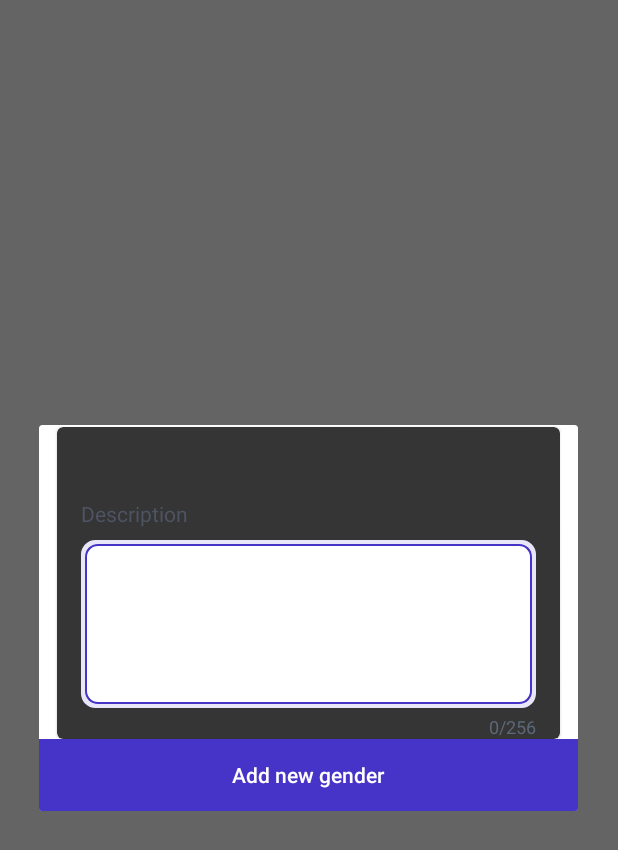
After one commit to oscarB1nar10/Library, an Android app: the fragment AddGenderDialogFragment shown on its own in the app's theme, on a phone screen of 412 x 824 dp. The commit adds this screen. Shown: the top 850 px of the screen. Run offline under Robolectric (Android 15) with nearby library versions, the phone set to English and light mode, and no system bars; Roboto replaces fonts that are not available here; 2 statements that could not run were skipped.

Commit message:
Gender fragment and gender dialog preview

```diff
--- a/app/src/main/java/com/example/library/di/main/MainViewModelsModule.kt
+++ b/app/src/main/java/com/example/library/di/main/MainViewModelsModule.kt
@@ -2,6 +2,7 @@ package com.example.library.di.main
 
 import androidx.lifecycle.ViewModel
 import com.example.library.ui.add_books.AddBookViewModel
+import com.example.library.ui.book_gender.BookGenderViewModel
 import dagger.Binds
 import dagger.Module
 import dagger.multibindings.IntoMap
@@ -13,4 +14,9 @@ abstract class MainViewModelsModule {
     @IntoMap
     @ViewModelKey(AddBookViewModel::class)
     abstract fun bindAddBookViewModel(viewModel: AddBookViewModel): ViewModel
+
+    @Binds
+    @IntoMap
+    @ViewModelKey(BookGenderViewModel::class)
+    abstract fun bindAddBookGenderViewModel(viewModel: BookGenderViewModel): ViewModel
 }
--- a/app/src/main/java/com/example/library/models/Gender.kt
+++ b/app/src/main/java/com/example/library/models/Gender.kt
@@ -10,9 +10,9 @@ import kotlinx.android.parcel.Parcelize
 @Entity(tableName = "Gender")
 data class Gender(
 
-    @PrimaryKey(autoGenerate = false)
+    @PrimaryKey(autoGenerate = true)
     @ColumnInfo(name = "pk")
-    var pk: Int,
+    var pk: Int = -1,
 
     @ColumnInfo(name = "name")
     var name: String,
--- /dev/null
+++ b/app/src/main/java/com/example/library/ui/dialogs/AddGenderDialogFragment.kt
@@ -0,0 +1,45 @@
+package com.example.library.ui.dialogs
+
+import android.os.Bundle
+import android.view.LayoutInflater
+import android.view.View
+import android.view.ViewGroup
+import androidx.fragment.app.DialogFragment
+import com.example.library.R
+import com.example.library.ui.book_gender.getGender
+import kotlinx.android.synthetic.main.layout_book_gender_item.*
+import kotlinx.android.synthetic.main.layout_gender_dialog.*
+
+class AddGenderDialogFragment : DialogFragment(){
+
+    var onAddGenderAction: (() -> Unit)? = null
+
+    override fun onCreate(savedInstanceState: Bundle?) {
+        super.onCreate(savedInstanceState)
+
+        setStyle(STYLE_NO_TITLE, R.style.BaseDialogFragment)
+    }
+
+    override fun onCreateView(inflater: LayoutInflater, container: ViewGroup?, savedInstanceState: Bundle?): View? {
+
+         val rootView = inflater.inflate(R.layout.layout_gender_dialog, container)
+
+        cb_add_book_gender.setOnClickListener {
+            onAddGenderAction?.invoke()
+        }
+
+        getGender(
+            edit_book_gender_name.text.toString(),
+            notes_book_description.getText()
+        )
+
+        return rootView
+    }
+
+    companion object {
+
+        fun newInstance() : AddGenderDialogFragment {
+            return AddGenderDialogFragment()
+        }
+    }
+}
--- a/app/src/main/res/layout/fragment_book_gender.xml
+++ b/app/src/main/res/layout/fragment_book_gender.xml
@@ -34,6 +34,7 @@
     </androidx.core.widget.NestedScrollView>
 
     <com.google.android.material.floatingactionbutton.FloatingActionButton
+        android:id="@+id/fab_add_book_gender"
         android:layout_width="wrap_content"
         android:layout_height="wrap_content"
         style="@style/generic_fab"
--- a/app/src/main/res/layout/layout_book_gender_item.xml
+++ b/app/src/main/res/layout/layout_book_gender_item.xml
@@ -16,6 +16,7 @@
         app:layout_constraintTop_toTopOf="parent">
 
         <com.google.android.material.textview.MaterialTextView
+            android:id="@+id/edit_book_gender_name"
             android:layout_width="match_parent"
             android:layout_height="wrap_content"
             style="@style/Body1"
--- /dev/null
+++ b/app/src/main/res/layout/layout_gender_dialog.xml
@@ -0,0 +1,22 @@
+<?xml version="1.0" encoding="utf-8"?>
+<androidx.constraintlayout.widget.ConstraintLayout
+    xmlns:android="http://schemas.android.com/apk/res/android"
+    xmlns:app="http://schemas.android.com/apk/res-auto"
+    android:layout_width="match_parent"
+    android:layout_height="wrap_content">
+
+    <include
+        android:id="@+id/l_book_gender_item"
+        layout="@layout/layout_book_gender_item"/>
+
+    <com.example.library.ui.components.CustomButton
+        android:id="@+id/cb_add_book_gender"
+        style="@style/Button.Primary.Keyboard"
+        android:text="@string/add_book_gender_fab"
+        app:style="keyboard"
+        app:layout_constraintStart_toStartOf="parent"
+        app:layout_constraintEnd_toEndOf="parent"
+        app:layout_constraintTop_toBottomOf="@+id/l_book_gender_item"
+        app:layout_constraintBottom_toBottomOf="parent" />
+
+</androidx.constraintlayout.widget.ConstraintLayout>
--- a/app/src/main/res/values/strings.xml
+++ b/app/src/main/res/values/strings.xml
@@ -29,5 +29,8 @@
     <!-- BookGender -->
     <string name="add_book_gender_fab">Add new gender</string>
 
+    <!-- GenderDialog -->
+
+
 
 </resources>
--- a/app/src/main/res/values/styles.xml
+++ b/app/src/main/res/values/styles.xml
@@ -137,4 +137,11 @@
         <item name="fabSize">normal</item>
     </style>
 
+    <!-- Generic DialogFragment -->
+    <style name="BaseDialogFragment" parent="Theme.AppCompat.Dialog">
+        <item name="android:windowNoTitle">true</item>
+        <item name="android:windowMinWidthMinor">95%</item>
+        <item name="android:windowMinWidthMajor">55%</item>
+    </style>
+
 </resources>
```
Also changed, not shown: app/src/main/java/com/example/library/ui/book_gender/BookGenderFragment.kt (+23 -0 lines), app/src/main/java/com/example/library/ui/book_gender/BookGenderViewModel.kt (added, +8 -0 lines), app/src/main/java/com/example/library/ui/book_gender/CreateGender.kt (added, +10 -0 lines).
